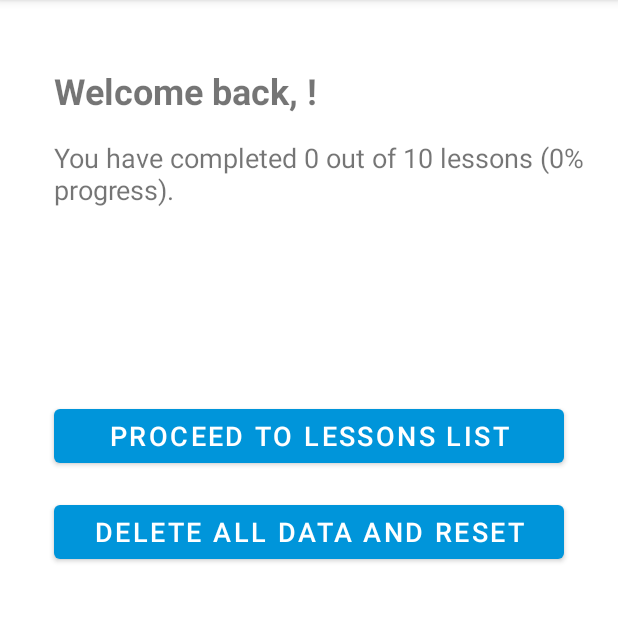
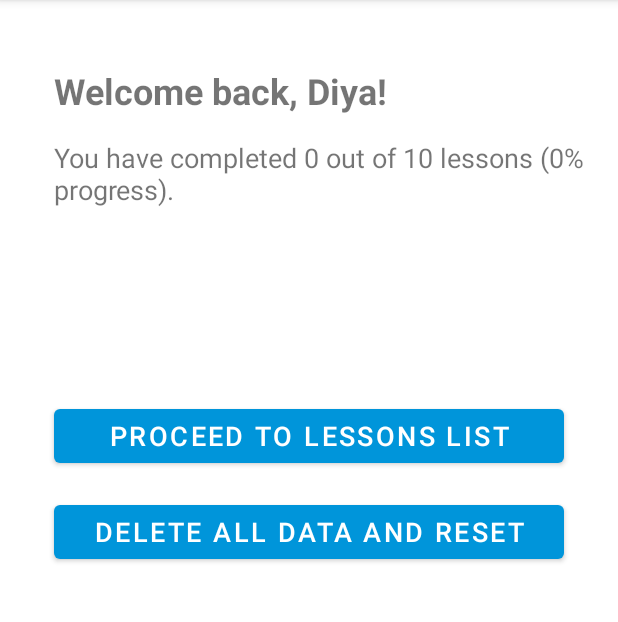
Before and after one commit to itsAsR7/ProjectG01, an Android app: the screen it shows after launch (WelcomeBackActivity), on a phone screen of 412 x 824 dp, the part 84-706 px from its top. Run offline under Robolectric (Android 15) with nearby library versions, the phone set to English and light mode, and no system bars.

Commit message:
2nd Commit lol

```diff
--- a/app/src/main/java/com/example/projectv1/activities/WelcomeBackActivity.kt
+++ b/app/src/main/java/com/example/projectv1/activities/WelcomeBackActivity.kt
@@ -33,13 +33,17 @@ class WelcomeBackActivity : AppCompatActivity() {
 
         // Retrieve user data from SharedPreferences
         val sharedPrefs = getSharedPreferences("MY-PREFS", MODE_PRIVATE)
-        val userName = sharedPrefs.getString("username", "")
+        val userName = sharedPrefs.getString("username", "Diya")
 
         // Display welcome message with user's name
         welcomeText.text = "Welcome back, $userName!"
 
         // Display progress information
-        val completedLessons = sharedPrefs.getInt("completedLessons", 0)
+
+        val completedLessons = sharedPrefs
+            .getAll()
+            .filterKeys { it.startsWith("MARK_COMPLETED") }
+            .count { it.value == true }
         val totalLessons = 10 // replace with actual total number of lessons
         val progress = (completedLessons.toDouble() / totalLessons.toDouble()) * 100
         progressText.text = "You have completed $completedLessons out of $totalLessons lessons (${progress.toInt()}% progress)."
--- a/app/src/main/res/layout/activity_lesson_details.xml
+++ b/app/src/main/res/layout/activity_lesson_details.xml
@@ -98,7 +98,6 @@
         android:layout_width="match_parent"
         android:layout_height="wrap_content"
         android:text="Saved notes"
-
         android:layout_margin="10dp" />
 
     <EditText
@@ -117,7 +116,8 @@
         android:layout_width="wrap_content"
         android:layout_height="wrap_content"
         android:layout_gravity="right"
-        android:text="save notes"
+        android:text="Save notes"
+        android:layout_marginRight="26dp"
         android:paddingLeft="15dp"
         android:paddingRight="15dp"
         android:layout_marginBottom="10dp"
```
